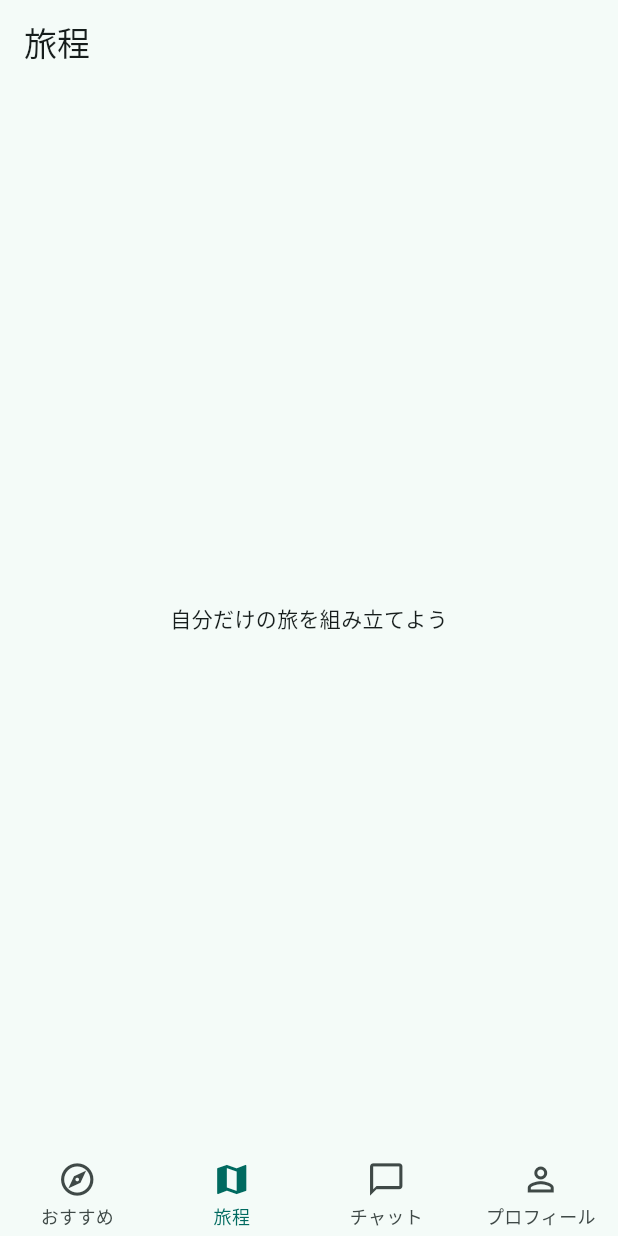
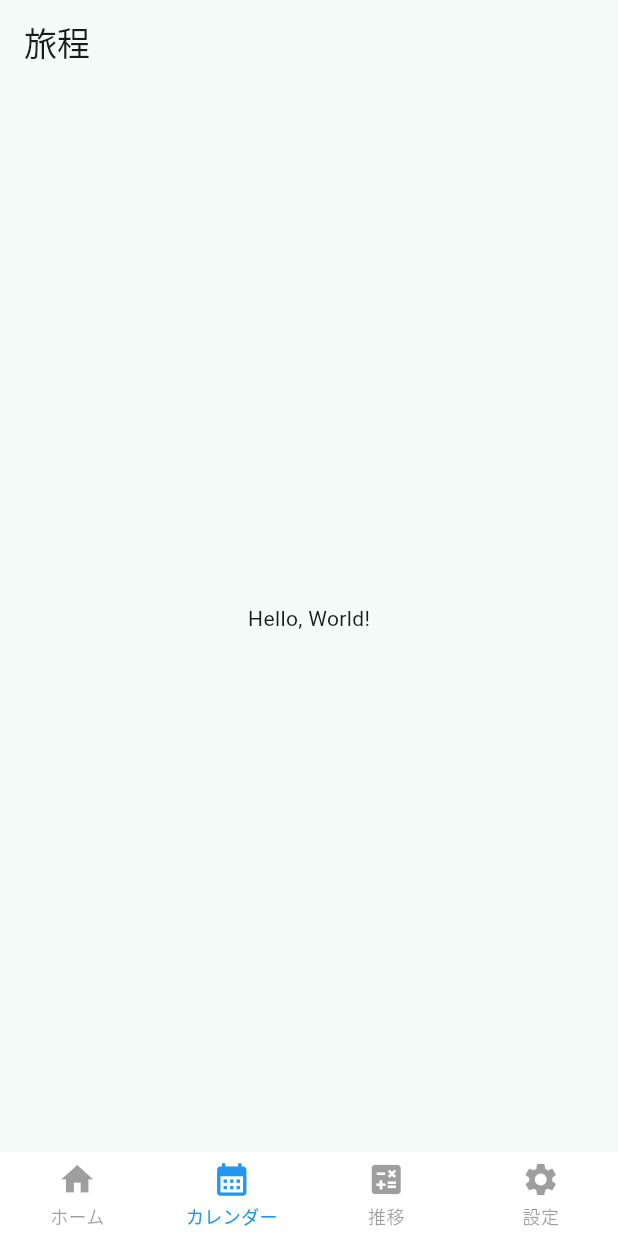
Before and after one commit to souyaline53/sightseeing_matching_app, a Flutter app: the screen it shows after launch, item 2 of the bottom bar chosen, on a phone screen of 412 x 824 dp. Run offline on Flutter 3.47's test engine with Material 3 defaults, Android fonts, the phone set to English and light mode, and no system bars; drawn by our look-alikes of persistent_bottom_nav_bar; our stand-ins replace hooks_riverpod.

Commit message:
軽微な修正

```diff
--- a/lib/screen/base_page.dart
+++ b/lib/screen/base_page.dart
@@ -1,85 +1,78 @@
 import 'package:flutter/material.dart';
-import 'package:flutter_hooks/flutter_hooks.dart';
-import 'package:hooks_riverpod/hooks_riverpod.dart';
+//import 'package:persistent_bottom_nav_bar_v2/persistent-tab-view.dart';
 import 'package:persistent_bottom_nav_bar/persistent_bottom_nav_bar.dart';
-import 'package:sightseeing_matching_app/provider/app_tab_provider.dart';
 import 'package:sightseeing_matching_app/screen/chat/chat_home.dart';
+import 'package:sightseeing_matching_app/screen/recommendation/recommendation_home.dart';
 import 'package:sightseeing_matching_app/screen/itinerary/itinerary_home.dart';
 import 'package:sightseeing_matching_app/screen/profile/profile_home.dart';
-import 'package:sightseeing_matching_app/screen/recommendation/recommendation_home.dart';
 
-class BasePage extends HookConsumerWidget {
+class BasePage extends StatelessWidget {
   const BasePage({super.key});
 
   @override
-  Widget build(BuildContext context, WidgetRef ref) {
-    final controller = useMemoized(
-      () =>
-          PersistentTabController(initialIndex: ref.read(appTabProvider).index),
-    );
-
-    // Riverpod側からのタブ変更もナビゲーションに反映する。
-    ref.listen(appTabProvider, (previous, next) {
-      controller.jumpToTab(next.index);
-    });
-
-    useEffect(() {
-      void syncSelectedTab() {
-        ref
-            .read(appTabProvider.notifier)
-            .select(AppTab.values[controller.index]);
-      }
-
-      controller.addListener(syncSelectedTab);
-      return () {
-        controller.removeListener(syncSelectedTab);
-        controller.dispose();
-      };
-    }, [controller]);
-
-    final colors = Theme.of(context).colorScheme;
-
-    return PersistentTabView(
-      context,
-      controller: controller,
-      screens: const [
+  Widget build(BuildContext context) {
+    final pages = [
       RecommendationHome(),
       ItineraryHome(),
       ChatHome(),
-        ProfileHome(),
-      ],
+      const ProfileHome(),
+    ];
+
+    return Scaffold(
+      body: PersistentTabView(
+        context,
+        screens: pages,
         navBarStyle: NavBarStyle.simple,
-      backgroundColor: colors.surface,
+        backgroundColor: Colors.white,
         items: [
           PersistentBottomNavBarItem(
-          icon: const Icon(Icons.explore),
-          inactiveIcon: const Icon(Icons.explore_outlined),
-          title: 'おすすめ',
-          activeColorPrimary: colors.primary,
-          inactiveColorPrimary: colors.onSurfaceVariant,
+            icon: const Icon(
+              Icons.home,
+            ),
+            inactiveIcon: const Icon(
+              Icons.home,
+            ),
+            title: 'ホーム',
+            activeColorPrimary: Colors.blue,
+            inactiveColorPrimary: Theme.of(context).disabledColor,
           ),
           PersistentBottomNavBarItem(
-          icon: const Icon(Icons.map),
-          inactiveIcon: const Icon(Icons.map_outlined),
-          title: '旅程',
-          activeColorPrimary: colors.primary,
-          inactiveColorPrimary: colors.onSurfaceVariant,
+            icon: const Icon(
+              Icons.calendar_month,
+            ),
+            inactiveIcon: const Icon(
+              Icons.calendar_month,
+            ),
+            title: 'カレンダー',
+            activeColorPrimary: Colors.blue,
+            inactiveColorPrimary: Theme.of(context).disabledColor,
           ),
           PersistentBottomNavBarItem(
-          icon: const Icon(Icons.chat_bubble),
-          inactiveIcon: const Icon(Icons.chat_bubble_outline),
-          title: 'チャット',
-          activeColorPrimary: colors.primary,
-          inactiveColorPrimary: colors.onSurfaceVariant,
+            icon: const Icon(
+              Icons.calculate,
+            ),
+            inactiveIcon: const Icon(
+              Icons.calculate,
+            ),
+            title: '推移',
+            activeColorPrimary: Colors.blue,
+            inactiveColorPrimary: Theme.of(context).disabledColor,
           ),
           PersistentBottomNavBarItem(
-          icon: const Icon(Icons.person),
-          inactiveIcon: const Icon(Icons.person_outline),
-          title: 'プロフィール',
-          activeColorPrimary: colors.primary,
-          inactiveColorPrimary: colors.onSurfaceVariant,
+            icon: const Icon(
+              Icons.settings,
             ),
+            inactiveIcon: const Icon(
+              Icons.settings,
+            ),
+            title: '設定',
+            activeColorPrimary: Colors.blue,
+            inactiveColorPrimary: Theme.of(context).disabledColor,
+          ),
+
+
         ],
+      ),
     );
   }
 }
--- a/lib/screen/chat/chat_home.dart
+++ b/lib/screen/chat/chat_home.dart
@@ -8,7 +8,7 @@ class ChatHome extends HookConsumerWidget {
   Widget build(BuildContext context, WidgetRef ref) {
     return Scaffold(
       appBar: AppBar(title: const Text('チャット')),
-      body: const Center(child: Text('旅について相談しよう')),
+      body: const Center(child: Text('Hello, World!')),
     );
   }
 }
--- a/lib/screen/itinerary/itinerary_home.dart
+++ b/lib/screen/itinerary/itinerary_home.dart
@@ -8,7 +8,7 @@ class ItineraryHome extends HookConsumerWidget {
   Widget build(BuildContext context, WidgetRef ref) {
     return Scaffold(
       appBar: AppBar(title: const Text('旅程')),
-      body: const Center(child: Text('自分だけの旅を組み立てよう')),
+      body: const Center(child: Text('Hello, World!')),
     );
   }
 }
--- a/lib/screen/profile/profile_home.dart
+++ b/lib/screen/profile/profile_home.dart
@@ -8,7 +8,7 @@ class ProfileHome extends HookConsumerWidget {
   Widget build(BuildContext context, WidgetRef ref) {
     return Scaffold(
       appBar: AppBar(title: const Text('プロフィール')),
-      body: const Center(child: Text('あなたの興味や好みを登録しよう')),
+      body: const Center(child: Text('Hello, World!')),
     );
   }
 }
--- a/lib/screen/recommendation/recommendation_home.dart
+++ b/lib/screen/recommendation/recommendation_home.dart
@@ -8,7 +8,7 @@ class RecommendationHome extends HookConsumerWidget {
   Widget build(BuildContext context, WidgetRef ref) {
     return Scaffold(
       appBar: AppBar(title: const Text('おすすめ')),
-      body: const Center(child: Text('新しい体験を見つけよう')),
+      body: const Center(child: Text('Hello, World!')),
     );
   }
 }
--- a/pubspec.yaml
+++ b/pubspec.yaml
@@ -36,8 +36,8 @@ dependencies:
   # Use with the CupertinoIcons class for iOS style icons.
   cupertino_icons: ^1.0.8
   persistent_bottom_nav_bar: ^6.2.1
-  flutter_hooks: ^0.21.3+1
   hooks_riverpod: ^3.3.2
+
 
 dev_dependencies:
   flutter_test:
```
Also changed, not shown: pubspec.lock, 1 other file. Lines whose indentation alone changed are shown as unchanged.
